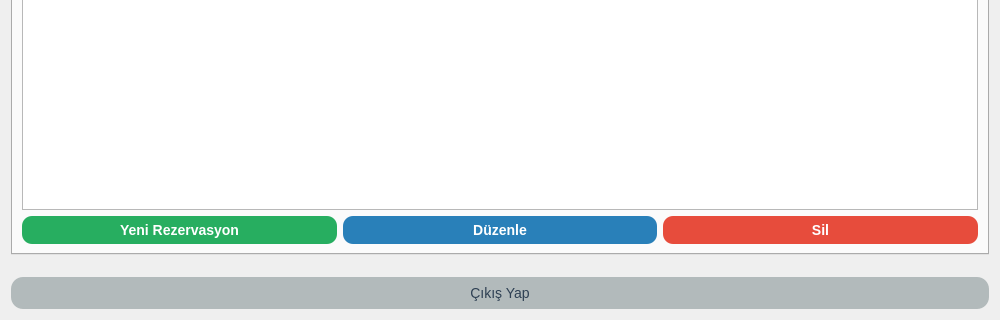
Old version of the form ui/receptionistdashboard.ui in the repository ilhanuzunoglu/HotelManagementSystem; both pictures show x 0 to 1000 and y 380 to 700 of the 1000 by 700 pixel window.
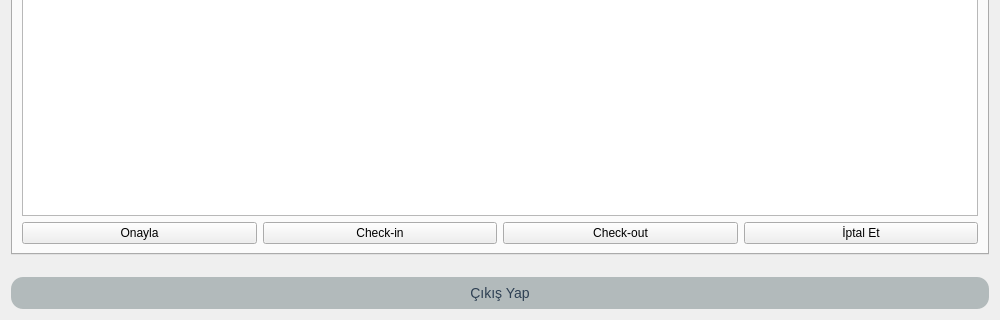
New version of the form. The open tabs and pages were chosen to show the change.

```diff
--- a/ui/receptionistdashboard.ui
+++ b/ui/receptionistdashboard.ui
@@ -150,30 +150,28 @@
          <item>
           <widget class="QPushButton" name="addReservationButton">
            <property name="text">
-            <string>Yeni Rezervasyon</string>
+            <string>Onayla</string>
            </property>
-           <property name="styleSheet">
-            <string>QPushButton { background-color: #27AE60; color: white; border-radius: 10px; padding: 6px 24px; font-size: 14px; font-weight: bold; } QPushButton:hover { background-color: #F39C12; }</string>
-           </property>
           </widget>
          </item>
          <item>
           <widget class="QPushButton" name="editReservationButton">
            <property name="text">
-            <string>Düzenle</string>
+            <string>Check-in</string>
            </property>
-           <property name="styleSheet">
-            <string>QPushButton { background-color: #2980B9; color: white; border-radius: 10px; padding: 6px 24px; font-size: 14px; font-weight: bold; } QPushButton:hover { background-color: #1ABC9C; }</string>
-           </property>
           </widget>
          </item>
          <item>
           <widget class="QPushButton" name="deleteReservationButton">
            <property name="text">
-            <string>Sil</string>
+            <string>Check-out</string>
            </property>
-           <property name="styleSheet">
-            <string>QPushButton { background-color: #E74C3C; color: white; border-radius: 10px; padding: 6px 24px; font-size: 14px; font-weight: bold; } QPushButton:hover { background-color: #85929E; }</string>
+          </widget>
+         </item>
+         <item>
+          <widget class="QPushButton" name="cancelReservationButton">
+           <property name="text">
+            <string>İptal Et</string>
            </property>
           </widget>
          </item>
```
Left out of the diff: 8 changed lines with no effect on the pictures.
